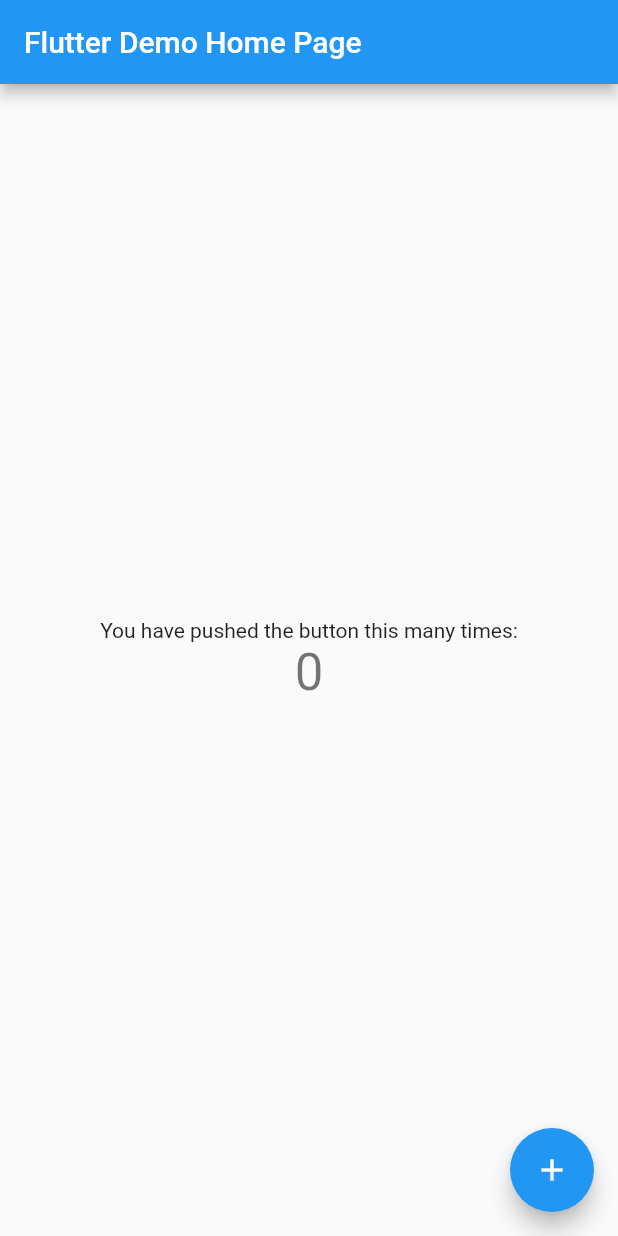
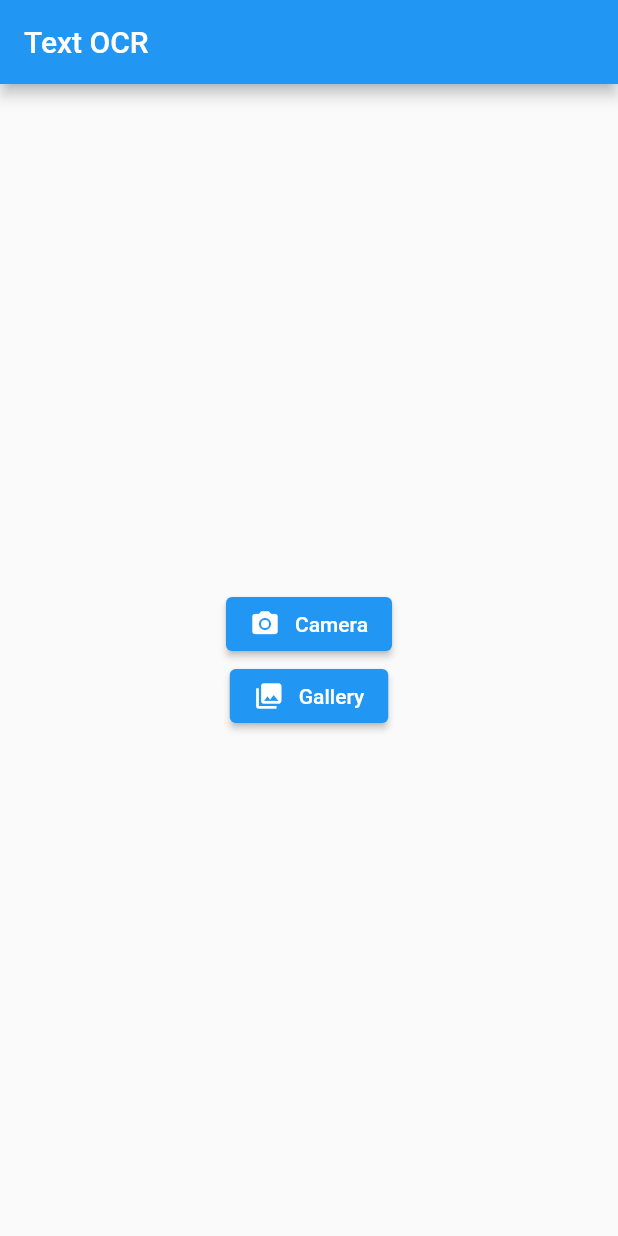
Before and after one commit to jscastanos/flutter-text-ocr, a Flutter app: the screen it shows after launch, on a phone screen of 412 x 824 dp. Run offline on Flutter 3.47's test engine with Material 2 defaults, Android fonts, the phone set to English and light mode, and no system bars.

Commit message:
feat: home screen

```diff
--- /dev/null
+++ b/lib/home.dart
@@ -0,0 +1,78 @@
+import 'package:flutter/material.dart';
+
+class HomeScreen extends StatelessWidget {
+  const HomeScreen({super.key});
+
+  @override
+  Widget build(BuildContext context) {
+    return Center(
+        child: Row(
+      mainAxisAlignment: MainAxisAlignment.center,
+      children: [
+        Column(
+          mainAxisSize: MainAxisSize.min,
+          mainAxisAlignment: MainAxisAlignment.center,
+          children: const [CameraButton(), GalleryButton()],
+        )
+      ],
+    ));
+  }
+}
+
+class CameraButton extends StatefulWidget {
+  const CameraButton({super.key});
+
+  @override
+  State<CameraButton> createState() => _CameraButtonState();
+}
+
+class _CameraButtonState extends State<CameraButton> {
+  @override
+  Widget build(BuildContext context) {
+    return ElevatedButton(
+      onPressed: () {},
+      child: Row(
+        mainAxisAlignment: MainAxisAlignment.spaceBetween,
+        children: const [
+          Icon(
+            Icons.photo_camera,
+            size: 20,
+          ),
+          Padding(
+            padding: EdgeInsets.only(left: 10),
+            child: Text('Camera'),
+          )
+        ],
+      ),
+    );
+  }
+}
+
+class GalleryButton extends StatefulWidget {
+  const GalleryButton({super.key});
+
+  @override
+  State<GalleryButton> createState() => _GalleryButtonState();
+}
+
+class _GalleryButtonState extends State<GalleryButton> {
+  @override
+  Widget build(BuildContext context) {
+    return ElevatedButton(
+      onPressed: () {},
+      child: Row(
+        mainAxisAlignment: MainAxisAlignment.spaceBetween,
+        children: const [
+          Icon(
+            Icons.photo_library,
+            size: 20,
+          ),
+          Padding(
+            padding: EdgeInsets.only(left: 10),
+            child: Text('Gallery'),
+          )
+        ],
+      ),
+    );
+  }
+}
--- a/lib/main.dart
+++ b/lib/main.dart
@@ -1,4 +1,5 @@
 import 'package:flutter/material.dart';
+import 'package:flutter_ml/home.dart';
 
 void main() {
   runApp(const MyApp());
@@ -11,105 +12,12 @@
   @override
   Widget build(BuildContext context) {
     return MaterialApp(
-      title: 'Flutter Demo',
-      theme: ThemeData(
-        // This is the theme of your application.
-        //
-        // Try running your application with "flutter run". You'll see the
-        // application has a blue toolbar. Then, without quitting the app, try
-        // changing the primarySwatch below to Colors.green and then invoke
-        // "hot reload" (press "r" in the console where you ran "flutter run",
-        // or simply save your changes to "hot reload" in a Flutter IDE).
-        // Notice that the counter didn't reset back to zero; the application
-        // is not restarted.
-        primarySwatch: Colors.blue,
-      ),
-      home: const MyHomePage(title: 'Flutter Demo Home Page'),
-    );
+        title: 'Text OCR',
+        home: Scaffold(
+          appBar: AppBar(
+            title: const Text('Text OCR'),
+          ),
+          body: const HomeScreen(),
+        ));
   }
 }
-
-class MyHomePage extends StatefulWidget {
-  const MyHomePage({super.key, required this.title});
-
-  // This widget is the home page of your application. It is stateful, meaning
-  // that it has a State object (defined below) that contains fields that affect
-  // how it looks.
-
-  // This class is the configuration for the state. It holds the values (in this
-  // case the title) provided by the parent (in this case the App widget) and
-  // used by the build method of the State. Fields in a Widget subclass are
-  // always marked "final".
-
-  final String title;
-
-  @override
-  State<MyHomePage> createState() => _MyHomePageState();
-}
-
-class _MyHomePageState extends State<MyHomePage> {
-  int _counter = 0;
-
-  void _incrementCounter() {
-    setState(() {
-      // This call to setState tells the Flutter framework that something has
-      // changed in this State, which causes it to rerun the build method below
-      // so that the display can reflect the updated values. If we changed
-      // _counter without calling setState(), then the build method would not be
-      // called again, and so nothing would appear to happen.
-      _counter++;
-    });
-  }
-
-  @override
-  Widget build(BuildContext context) {
-    // This method is rerun every time setState is called, for instance as done
-    // by the _incrementCounter method above.
-    //
-    // The Flutter framework has been optimized to make rerunning build methods
-    // fast, so that you can just rebuild anything that needs updating rather
-    // than having to individually change instances of widgets.
-    return Scaffold(
-      appBar: AppBar(
-        // Here we take the value from the MyHomePage object that was created by
-        // the App.build method, and use it to set our appbar title.
-        title: Text(widget.title),
-      ),
-      body: Center(
-        // Center is a layout widget. It takes a single child and positions it
-        // in the middle of the parent.
-        child: Column(
-          // Column is also a layout widget. It takes a list of children and
-          // arranges them vertically. By default, it sizes itself to fit its
-          // children horizontally, and tries to be as tall as its parent.
-          //
-          // Invoke "debug painting" (press "p" in the console, choose the
-          // "Toggle Debug Paint" action from the Flutter Inspector in Android
-          // Studio, or the "Toggle Debug Paint" command in Visual Studio Code)
-          // to see the wireframe for each widget.
-          //
-          // Column has various properties to control how it sizes itself and
-          // how it positions its children. Here we use mainAxisAlignment to
-          // center the children vertically; the main axis here is the vertical
-          // axis because Columns are vertical (the cross axis would be
-          // horizontal).
-          mainAxisAlignment: MainAxisAlignment.center,
-          children: <Widget>[
-            const Text(
-              'You have pushed the button this many times:',
-            ),
-            Text(
-              '$_counter',
-              style: Theme.of(context).textTheme.headline4,
-            ),
-          ],
-        ),
-      ),
-      floatingActionButton: FloatingActionButton(
-        onPressed: _incrementCounter,
-        tooltip: 'Increment',
-        child: const Icon(Icons.add),
-      ), // This trailing comma makes auto-formatting nicer for build methods.
-    );
-  }
-}
--- a/pubspec.yaml
+++ b/pubspec.yaml
@@ -32,7 +32,6 @@
   flutter:
     sdk: flutter
 
-
   # The following adds the Cupertino Icons font to your application.
   # Use with the CupertinoIcons class for iOS style icons.
   cupertino_icons: ^1.0.2
@@ -40,6 +39,7 @@
 dev_dependencies:
   flutter_test:
     sdk: flutter
+  google_mlkit_text_recognition: ^0.4.0
 
   # The "flutter_lints" package below contains a set of recommended lints to
   # encourage good coding practices. The lint set provided by the package is
@@ -53,7 +53,6 @@
 
 # The following section is specific to Flutter packages.
 flutter:
-
   # The following line ensures that the Material Icons font is
   # included with your application, so that you can use the icons in
   # the material Icons class.
```
Also changed, not shown: pubspec.lock, 1 other file.
